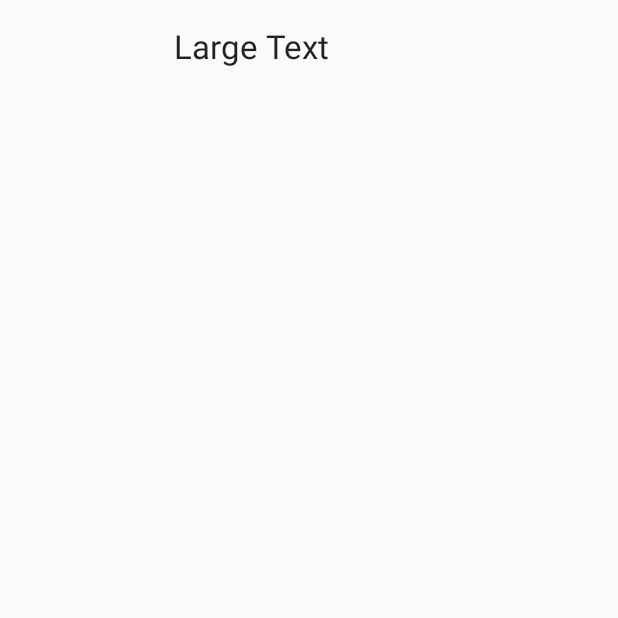
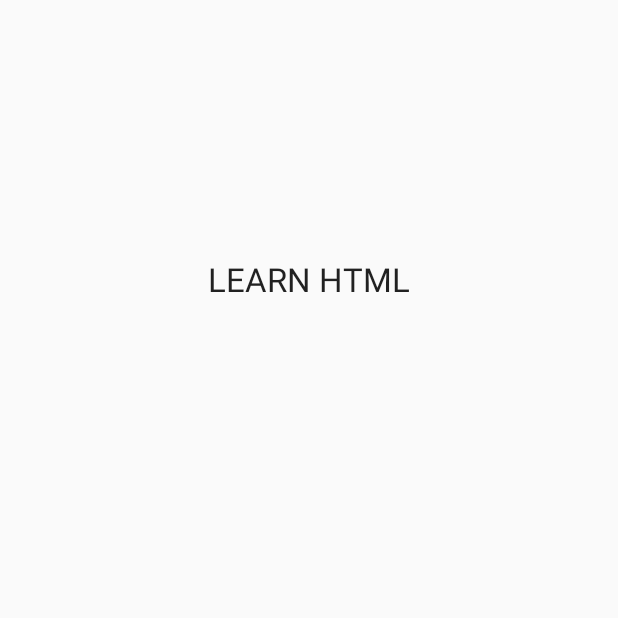
Before and after one commit to swahid/javabase-apps-w3s-html, an Android app: the HtmlActivity screen opened directly, with no data from a screen before it, on a phone screen of 412 x 824 dp, the top half of it. Before the commit the part shown is almost empty. Run offline under Robolectric (Android 15) with nearby library versions, the phone set to English and light mode, and no system bars.

Commit message:
07MAY2016 10:37 PM

```diff
--- a/app/src/main/res/layout/activity_html.xml
+++ b/app/src/main/res/layout/activity_html.xml
@@ -1,9 +1,8 @@
 <?xml version="1.0" encoding="utf-8"?>
-<LinearLayout xmlns:android="http://schemas.android.com/apk/res/android"
+<RelativeLayout xmlns:android="http://schemas.android.com/apk/res/android"
     xmlns:tools="http://schemas.android.com/tools"
     android:layout_width="match_parent"
     android:layout_height="match_parent"
-    android:orientation="horizontal"
     android:paddingBottom="@dimen/activity_vertical_margin"
     android:paddingLeft="@dimen/activity_horizontal_margin"
     android:paddingRight="@dimen/activity_horizontal_margin"
@@ -11,27 +10,13 @@
     tools:context="org.javabase.apps.w3schools.html.learnHtml.HtmlActivity"
     android:weightSum="1">
 
-    <FrameLayout
-        android:layout_width="100dp"
-        android:layout_height="match_parent">
-
-        <ListView
-            android:layout_width="100dp"
-            android:layout_height="wrap_content"
-            android:id="@+id/listView"
-            android:layout_gravity="left|top"
-            android:choiceMode="singleChoice" />
-    </FrameLayout>
-
-    <FrameLayout
-        android:layout_width="match_parent"
-        android:layout_height="match_parent">
-
-        <TextView
-            android:layout_width="wrap_content"
-            android:layout_height="wrap_content"
-            android:textAppearance="?android:attr/textAppearanceLarge"
-            android:text="Large Text"
-            android:id="@+id/textView2" />
-    </FrameLayout>
-</LinearLayout>
+    <TextView
+        android:layout_width="wrap_content"
+        android:layout_height="wrap_content"
+        android:textAppearance="?android:attr/textAppearanceLarge"
+        android:text="LEARN HTML"
+        android:id="@+id/textView"
+        android:layout_alignParentTop="true"
+        android:layout_centerHorizontal="true"
+        android:layout_marginTop="155dp" />
+</RelativeLayout>
--- a/app/src/main/res/values/strings.xml
+++ b/app/src/main/res/values/strings.xml
@@ -1,3 +1,15 @@
 <resources>
     <string name="app_name">LEARN HTML</string>
+
+    <!--here the list of fragment on Learn HTML-->
+    <string-array name="htmlTutorial">
+        <item>HTML Introduction</item>
+        <item>HTML Editors</item>
+        <item>HTML Basic</item>
+        <item>HTML Elements</item>
+        <item>HTML Attributes</item>
+        <item>HTML Headings</item>
+        <item>HTML Paragraphs</item>
+        <item>HTML Styles</item>
+    </string-array>
 </resources>
```
